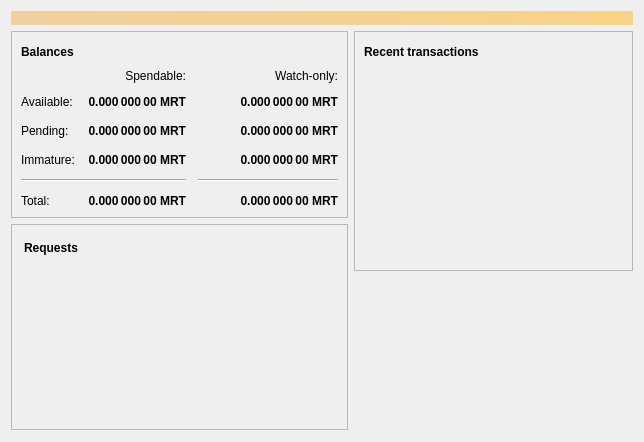
The window that src/qt/forms/overviewpage.ui (meritlabs/merit) describes before a commit, drawn with Qt 5.
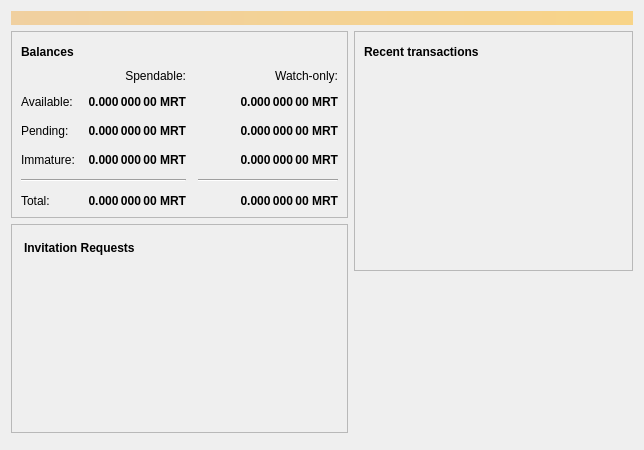
The same window after the commit. Icons and pictures are not drawn.

Patch:
```diff
--- a/src/qt/forms/overviewpage.ui
+++ b/src/qt/forms/overviewpage.ui
@@ -7,7 +7,7 @@
     <x>0</x>
     <y>0</y>
     <width>644</width>
-    <height>442</height>
+    <height>450</height>
    </rect>
   </property>
   <property name="windowTitle">
@@ -457,7 +457,7 @@
                </font>
               </property>
               <property name="text">
-               <string>Requests</string>
+               <string>Invitation Requests</string>
               </property>
              </widget>
             </item>
```
